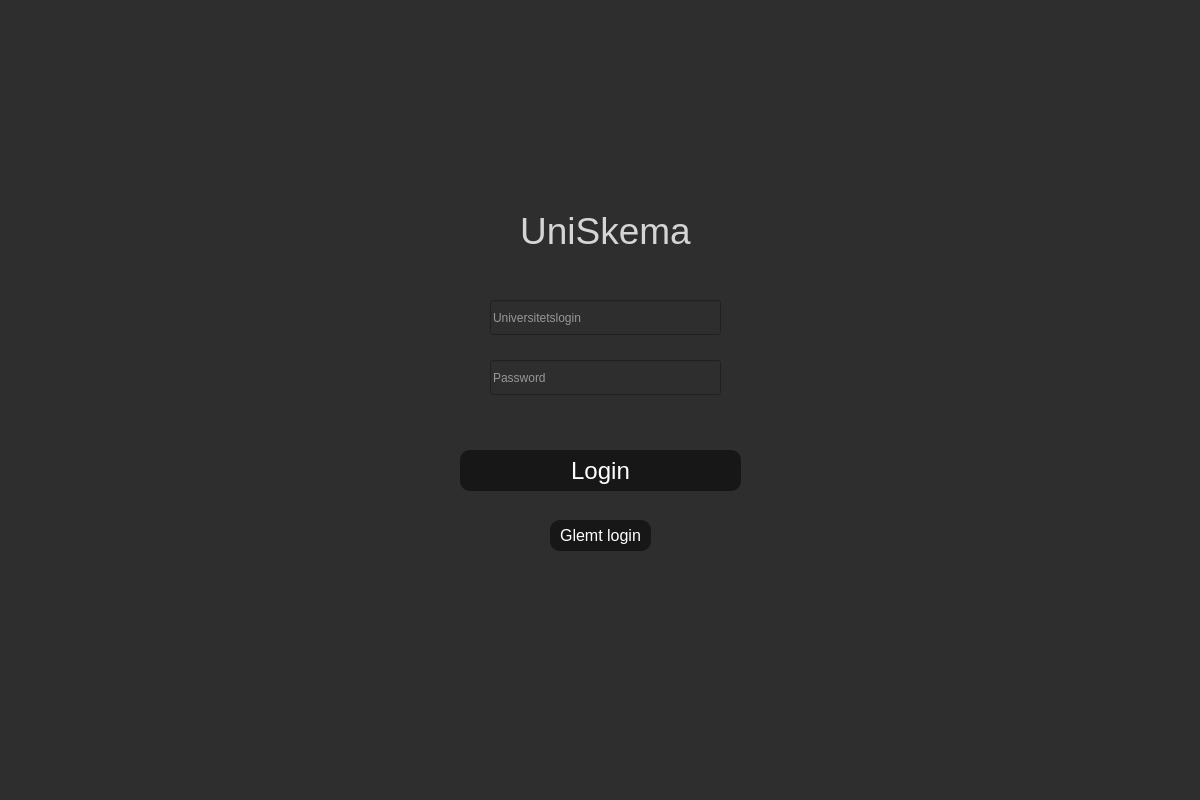
Qt form UI/Login.ui (MadsSchroder/Systemudvikling-Eksamen-KU) before a commit.
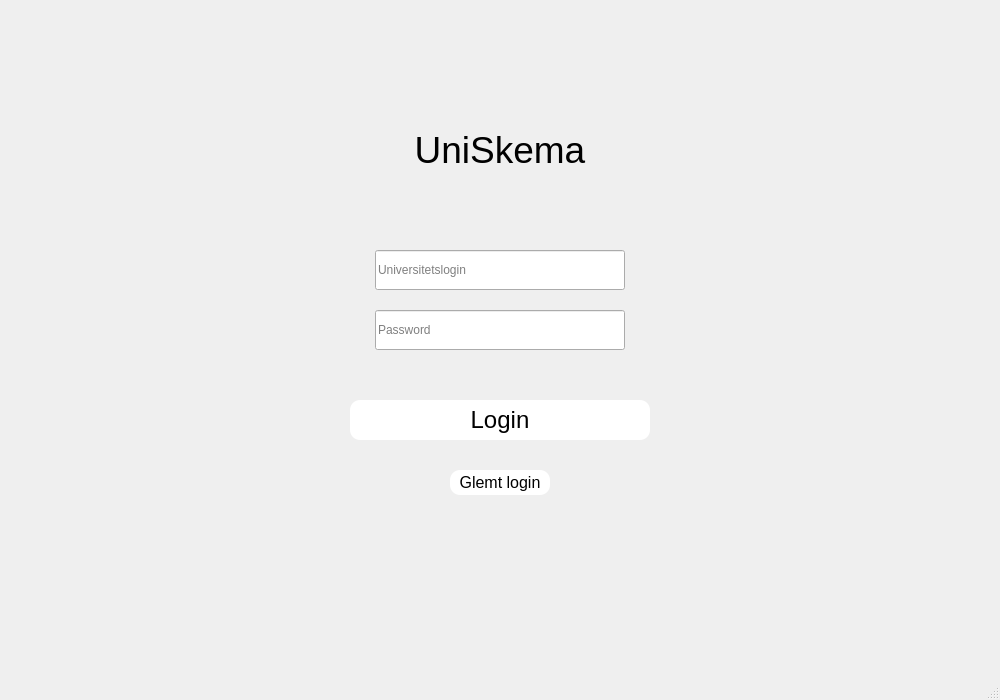
The same form after that commit.

Patch:
```diff
--- a/UI/Login.ui
+++ b/UI/Login.ui
@@ -6,8 +6,8 @@
    <rect>
     <x>0</x>
     <y>0</y>
-    <width>1200</width>
-    <height>800</height>
+    <width>1000</width>
+    <height>700</height>
    </rect>
   </property>
   <property name="sizePolicy">
@@ -18,37 +18,37 @@
   </property>
   <property name="minimumSize">
    <size>
-    <width>1200</width>
-    <height>800</height>
+    <width>1000</width>
+    <height>700</height>
    </size>
   </property>
   <property name="maximumSize">
    <size>
-    <width>1200</width>
-    <height>800</height>
+    <width>1000</width>
+    <height>700</height>
    </size>
   </property>
   <property name="windowTitle">
    <string>MainWindow</string>
   </property>
   <property name="styleSheet">
-   <string notr="true">background-color:rgb(46, 46, 46);</string>
+   <string notr="true"/>
   </property>
   <widget class="QWidget" name="centralwidget">
    <widget class="QLabel" name="label">
     <property name="geometry">
      <rect>
-      <x>510</x>
-      <y>200</y>
-      <width>191</width>
-      <height>61</height>
+      <x>400</x>
+      <y>120</y>
+      <width>200</width>
+      <height>60</height>
      </rect>
     </property>
     <property name="layoutDirection">
      <enum>Qt::LeftToRight</enum>
     </property>
     <property name="styleSheet">
-     <string notr="true">color: rgb(213, 213, 213); font-size:28pt; text-align:center;</string>
+     <string notr="true">font-size:28pt; text-align:center;</string>
     </property>
     <property name="text">
      <string>UniSkema</string>
@@ -63,17 +63,17 @@
    <widget class="QLineEdit" name="Unilogin">
     <property name="geometry">
      <rect>
-      <x>490</x>
-      <y>300</y>
-      <width>231</width>
-      <height>35</height>
+      <x>375</x>
+      <y>250</y>
+      <width>250</width>
+      <height>40</height>
      </rect>
     </property>
     <property name="autoFillBackground">
      <bool>false</bool>
     </property>
     <property name="styleSheet">
-     <string notr="true">color:rgb(255, 255, 255);</string>
+     <string notr="true"/>
     </property>
     <property name="text">
      <string/>
@@ -85,14 +85,14 @@
    <widget class="QLineEdit" name="Password">
     <property name="geometry">
      <rect>
-      <x>490</x>
-      <y>360</y>
-      <width>231</width>
-      <height>35</height>
+      <x>375</x>
+      <y>310</y>
+      <width>250</width>
+      <height>40</height>
      </rect>
     </property>
     <property name="styleSheet">
-     <string notr="true">color:rgb(255, 255, 255);</string>
+     <string notr="true"/>
     </property>
     <property name="text">
      <string/>
@@ -110,14 +110,17 @@
    <widget class="QPushButton" name="LoginButton">
     <property name="geometry">
      <rect>
-      <x>460</x>
-      <y>450</y>
-      <width>281</width>
-      <height>41</height>
+      <x>350</x>
+      <y>400</y>
+      <width>300</width>
+      <height>40</height>
      </rect>
     </property>
     <property name="styleSheet">
-     <string notr="true">background-color: rgb(23, 23, 23); font-size:18pt; border-radius:10px; color:rgb(255, 255, 255)</string>
+     <string notr="true">font-size:18pt; 
+border-radius:10px;
+background-color:rgb(255, 255, 255);
+color:black;</string>
     </property>
     <property name="text">
      <string>Login</string>
@@ -126,14 +129,15 @@
    <widget class="QPushButton" name="GlemtLoginButton">
     <property name="geometry">
      <rect>
-      <x>550</x>
-      <y>520</y>
-      <width>101</width>
-      <height>31</height>
+      <x>450</x>
+      <y>470</y>
+      <width>100</width>
+      <height>25</height>
      </rect>
     </property>
     <property name="styleSheet">
-     <string notr="true">background-color: rgb(23, 23, 23); font-size:12pt; border-radius:10px; color:rgb(255, 255, 255)</string>
+     <string notr="true">font-size:12pt; border-radius:10px;background-color:rgb(255, 255, 255);
+color:black;</string>
     </property>
     <property name="text">
      <string>Glemt login</string>
```
Left out of the diff: 2 changed lines with no effect on the pictures.
